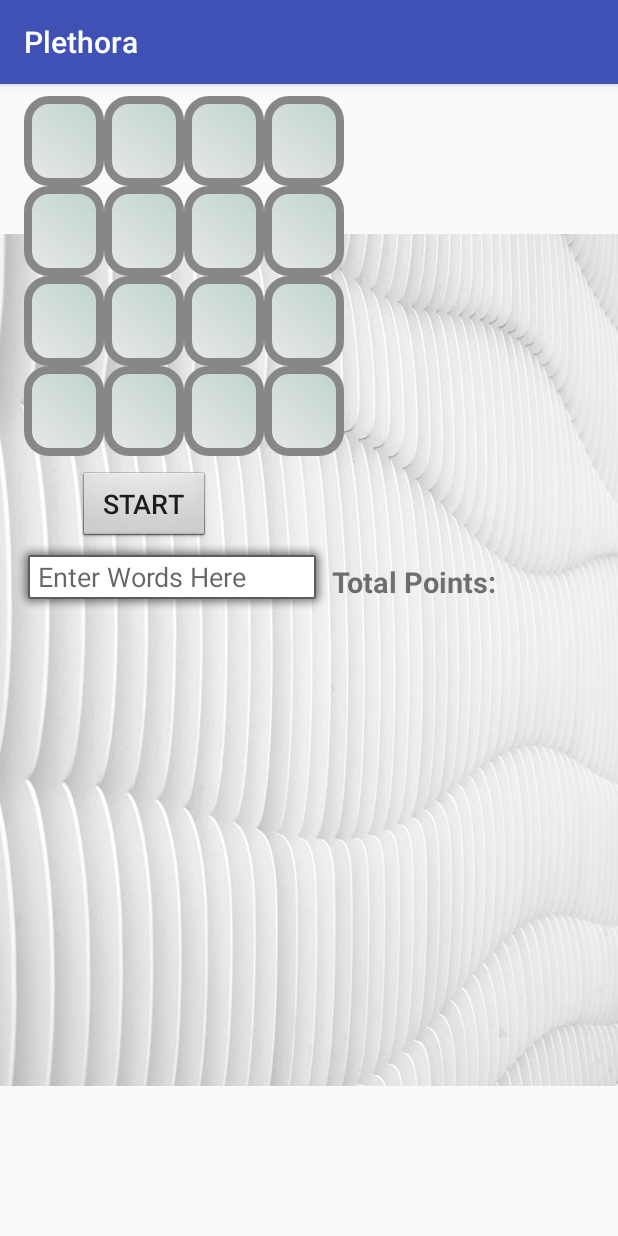
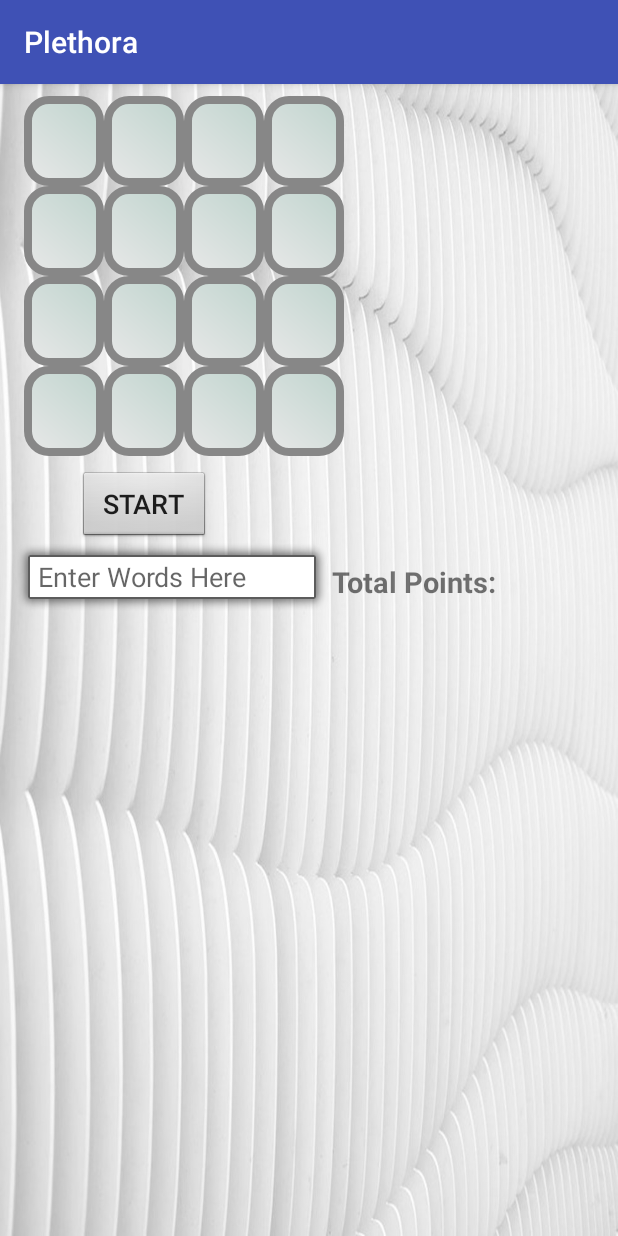
Before and after one commit to sbehnken/Plethora, an Android app: the screen it shows after launch (MainActivity), on a phone screen of 412 x 824 dp. Run offline under Robolectric (Android 15) with nearby library versions, the phone set to English and light mode, and no system bars; our stand-ins replace Picasso; pictures from the network do not load.

Commit message:
fixed background picture

```diff
--- a/app/src/main/java/com/sbehnken/plethora/MainActivity.java
+++ b/app/src/main/java/com/sbehnken/plethora/MainActivity.java
@@ -1,5 +1,6 @@
 package com.sbehnken.plethora;
 
+import android.os.Build;
 import android.os.CountDownTimer;
 import android.support.v7.app.AppCompatActivity;
 import android.os.Bundle;
@@ -48,13 +49,11 @@ public class MainActivity extends AppCompatActivity {
     private TextView mFourteenthLetterTextView;
     private TextView mFifteenthLetterTextView;
     private TextView mSixteenthLetterTextView;
-
+    private TextView mTimerText;
+    private TextView mTotalPoints;
     private EditText mEnterWordsEditText;
 
     private UserEntryItemAdapter mAdapter;
-
-    private TextView mTimerText;
-    private TextView mTotalPoints;
 
     private String[][] dice = {
             {"R", "I", "F", "O", "B", "N"},
@@ -110,7 +109,11 @@ public class MainActivity extends AppCompatActivity {
         mTimerText = findViewById(R.id.timer_text);
         mTotalPoints = findViewById(R.id.total_points);
 
-        Picasso.with(this).load(R.drawable.patternwall).error(getResources().getDrawable(R.drawable.ic_launcher_background)).fit().into(mBackgroundPicture);
+        if (Build.VERSION.SDK_INT >= Build.VERSION_CODES.LOLLIPOP) {
+            getWindow().setBackgroundDrawable(getDrawable(R.drawable.patternwall));
+        } else {
+            Picasso.with(this).load(R.drawable.patternwall).error(getResources().getDrawable(R.drawable.ic_launcher_background)).fit().into(mBackgroundPicture);
+        }
 
         mAdapter = new UserEntryItemAdapter(this);
         mFinishedWordsRecyclerView.setAdapter(mAdapter);
--- a/app/src/main/res/layout/activity_main.xml
+++ b/app/src/main/res/layout/activity_main.xml
@@ -221,7 +221,9 @@
             app:layout_constraintEnd_toEndOf="parent"
             app:layout_constraintStart_toEndOf="@+id/enterWordsEditText"
             app:layout_constraintTop_toTopOf="parent"
-            app:layout_constraintVertical_bias="0.0">
+            app:layout_constraintVertical_bias="0.0"
+            android:paddingRight="10dp"
+            android:paddingLeft="15dp">
 
         </android.support.v7.widget.RecyclerView>
 
```
